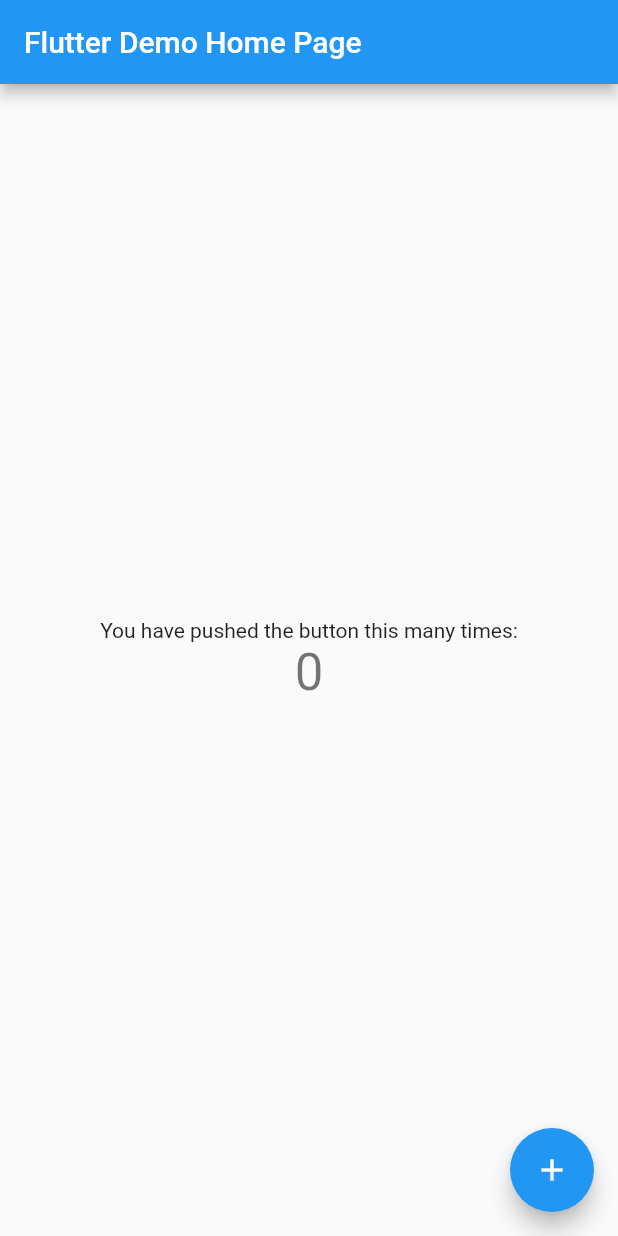
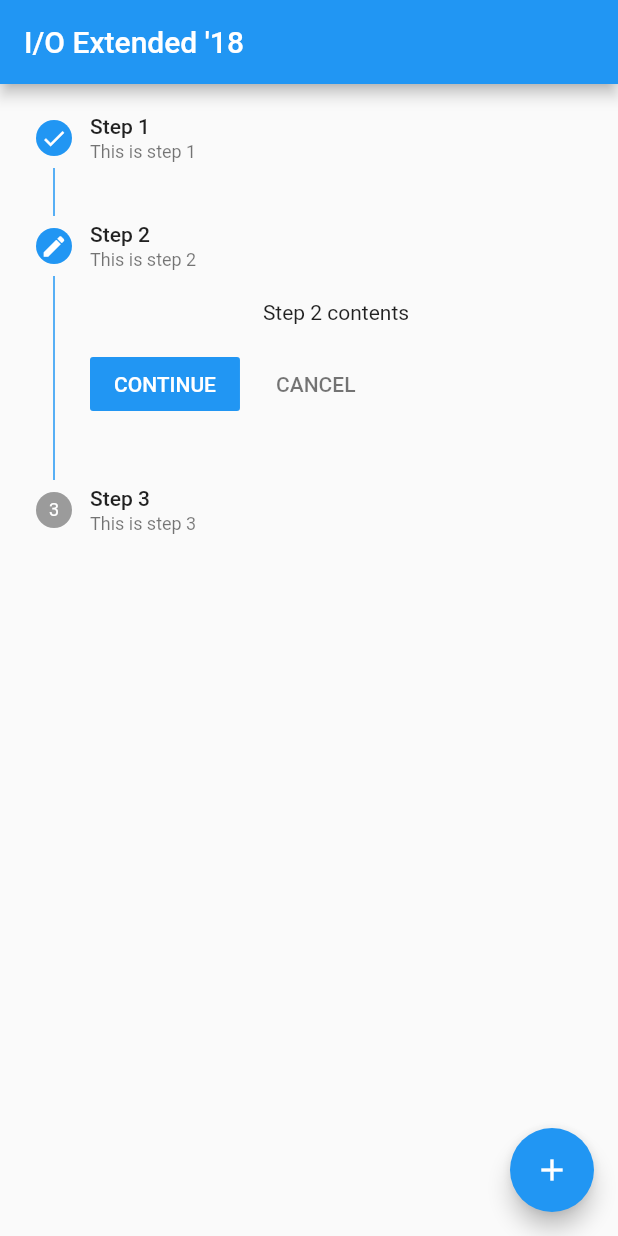
Before and after one commit to aubykhan/widget_demo, a Flutter app: the screen it shows after launch, on a phone screen of 412 x 824 dp. Run offline on Flutter 3.47's test engine with Material 2 defaults, Android fonts, the phone set to English and light mode, and no system bars.

Commit message:
Add cards, listTile, stepper and text fields samples

```diff
--- a/lib/main.dart
+++ b/lib/main.dart
@@ -6,11 +6,11 @@ class MyApp extends StatelessWidget {
   @override
   Widget build(BuildContext context) {
     return new MaterialApp(
-      title: 'Flutter Demo',
+      title: 'I/O Extended \'18',
       theme: new ThemeData(
         primarySwatch: Colors.blue,
       ),
-      home: new MyHomePage(title: 'Flutter Demo Home Page'),
+      home: new MyHomePage(title: 'I/O Extended \'18'),
     );
   }
 }
@@ -35,24 +35,113 @@ class _MyHomePageState extends State<MyHomePage> {
 
   @override
   Widget build(BuildContext context) {
+    var listTile = ListTile(
+      leading: CircleAvatar(child: Icon(Icons.person)),
+      title: Text('Asadullah Yousuf'),
+      subtitle: Text('Need for speed? Keep calm and use Flutter'),
+      trailing: Icon(Icons.play_circle_outline, color: Colors.green),
+    );
+
+    var cards = ListView(
+      children: <Widget>[
+        Card(
+          color: Colors.green,
+          child: Container(
+            height: 150.0,
+            child: Center(child: Text('Green')),
+          ),
+        ),
+        Card(
+          child: Container(
+            height: 150.0,
+            child: Center(
+              child: Text('White'),
+            ),
+          ),
+        ),
+        Card(
+          color: Colors.blue,
+          child: Container(
+            height: 150.0,
+            child: Center(
+              child: Text('Blue'),
+            ),
+          ),
+        ),
+      ],
+    );
+
+    var textFields = Column(
+      mainAxisAlignment: MainAxisAlignment.center,
+      children: <Widget>[
+        ListTile(
+          leading: CircleAvatar(child: Icon(Icons.person)),
+        ),
+        TextField(
+          decoration: InputDecoration(
+              labelText: 'Underline border', hintText: 'Type something'),
+        ),
+        SizedBox(height: 16.0),
+        TextField(
+          decoration: InputDecoration(
+              filled: true,
+              labelText: 'Underline border',
+              hintText: 'Type something'),
+        ),
+        SizedBox(height: 16.0),
+        TextField(
+          decoration: InputDecoration(
+              filled: true,
+              labelText: 'Bordered',
+              border: OutlineInputBorder(),
+              hintText: 'Type something'),
+        ),
+        SizedBox(height: 16.0),
+        TextField(
+          decoration: InputDecoration(
+              filled: true,
+              labelText: 'Rounded',
+              border:
+                  OutlineInputBorder(borderRadius: BorderRadius.circular(30.0)),
+              hintText: 'Type something'),
+        ),
+      ],
+    );
+
+    var stepper = Stepper(
+        currentStep: 1,
+        onStepContinue: () {},
+        onStepCancel: () {},
+        steps: <Step>[
+          Step(
+              isActive: true,
+              state: StepState.complete,
+              title: const Text('Step 1'),
+              subtitle: const Text('This is step 1'),
+              content: Center(
+                child: Text('Step 1 contents'),
+              )),
+          Step(
+              isActive: true,
+              state: StepState.editing,
+              title: const Text('Step 2'),
+              subtitle: const Text('This is step 2'),
+              content: Center(
+                child: Text('Step 2 contents'),
+              )),
+          Step(
+              title: const Text('Step 3'),
+              subtitle: const Text('This is step 3'),
+              content: Center(
+                child: Text('Step 3 contents'),
+              )),
+        ]);
+
     return new Scaffold(
       appBar: new AppBar(
         title: new Text(widget.title),
       ),
-      body: new Center(
-        child: new Column(
-          mainAxisAlignment: MainAxisAlignment.center,
-          children: <Widget>[
-            new Text(
-              'You have pushed the button this many times:',
-            ),
-            new Text(
-              '$_counter',
-              style: Theme.of(context).textTheme.display1,
-            ),
-          ],
-        ),
-      ),
+      body: stepper,
       floatingActionButton: new FloatingActionButton(
         onPressed: _incrementCounter,
         tooltip: 'Increment',
```
